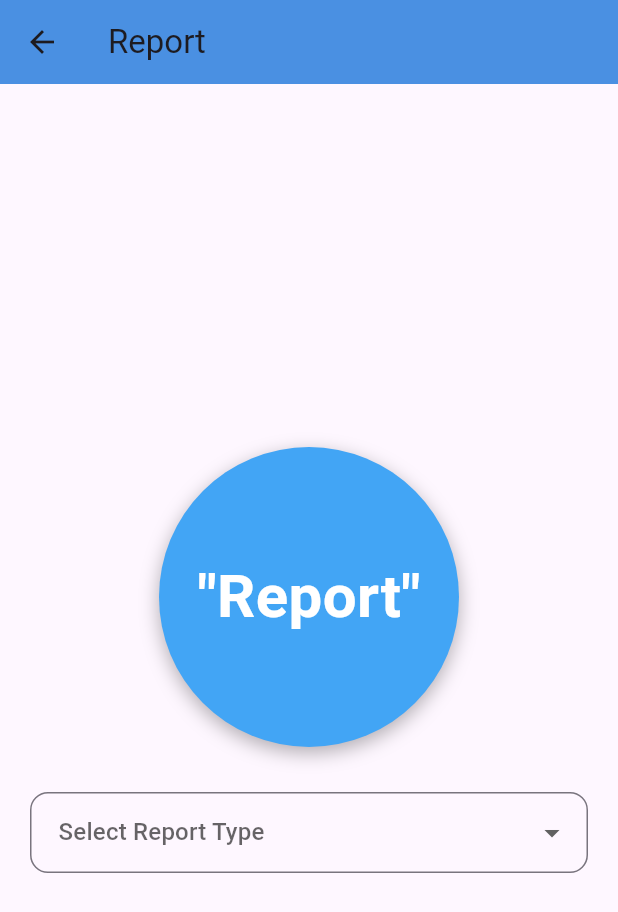
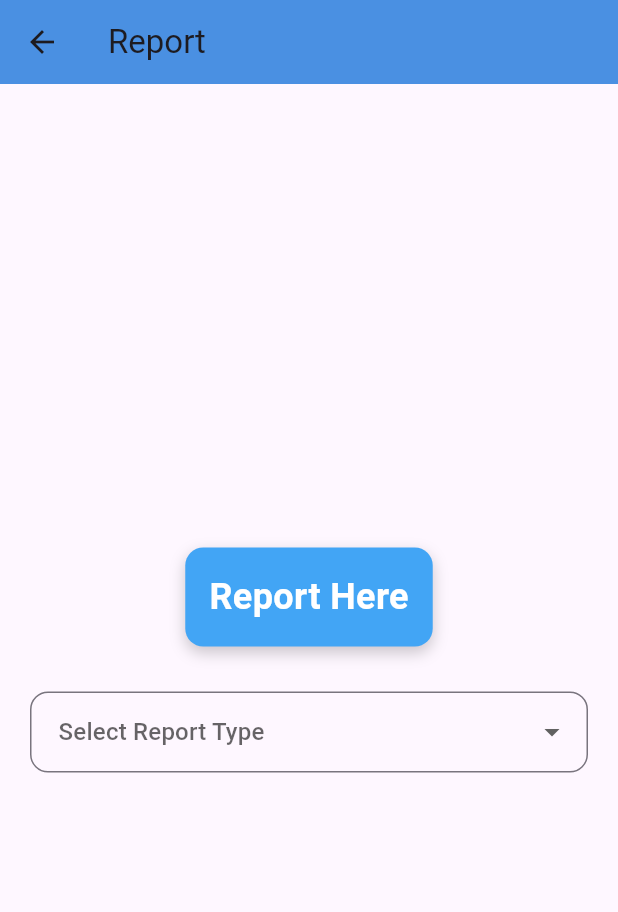
Before and after one commit to Kamalesh8287/DECEPTICON, a Flutter app: the screen it shows after launch, after a tap on "Report", on a phone screen of 412 x 824 dp. Shown: the top 912 px of the screen. Run offline on Flutter 3.47's test engine with Material 3 defaults, Android fonts, the phone set to English and light mode, and no system bars.

Commit message:
modified:   android/app/src/main/AndroidManifest.xml 	modified:   ios/Runner/AppDelegate.swift 	modified:   lib/main.dart 	modified:   lib/report.dart 	modified:   pubspec.lock 	modified:   pubspec.yaml

```diff
--- a/lib/main.dart
+++ b/lib/main.dart
@@ -34,7 +34,7 @@ class _HomeScreenState extends State<HomeScreen> {
   void _handleLongPressStart() {
     _isLongPressActive = true;
 
-    Future.delayed(const Duration(milliseconds: 2500), () {
+    Future.delayed(const Duration(milliseconds: 1500), () {
       if (_isLongPressActive && mounted) {
         Navigator.of(context).push(
           MaterialPageRoute(builder: (context) => const Sos()),
@@ -94,8 +94,8 @@ class _HomeScreenState extends State<HomeScreen> {
                     boxShadow: [
                       BoxShadow(
                         color: Colors.red,
-                        blurRadius: 15,
-                        spreadRadius: 2,
+                        blurRadius: 25,
+                        spreadRadius: 8,
                       ),
                     ],
                   ),
--- a/lib/report.dart
+++ b/lib/report.dart
@@ -10,19 +10,13 @@ class Report extends StatefulWidget {
 class _ReportState extends State<Report> {
   String? _selectedReport;
 
-  void _navigateToReportPage() {
-    if (_selectedReport != null) {
+  void _navigateToReportPage(String reportType) {
     Navigator.push(
       context,
       MaterialPageRoute(
-          builder: (context) => ReportDetailPage(reportType: _selectedReport!),
+        builder: (context) => ReportDetailPage(reportType: reportType),
       ),
     );
-    } else {
-      ScaffoldMessenger.of(context).showSnackBar(
-        const SnackBar(content: Text('Please select a report type')),
-      );
-    }
   }
 
   @override
@@ -37,45 +31,39 @@ class _ReportState extends State<Report> {
         child: Column(
           mainAxisAlignment: MainAxisAlignment.center,
           children: [
-            // Report Button with Shadow
-            GestureDetector(
-              onTap: _navigateToReportPage,
-              child: Container(
+            // New widget with "Report Here" text
+            Container(
+              padding: const EdgeInsets.all(16),
               decoration: BoxDecoration(
                 color: const Color(0xFF42A5F5),
-                  shape: BoxShape.circle,
+                borderRadius: BorderRadius.circular(12),
                 boxShadow: [
                   BoxShadow(
-                      color: Colors.black.withOpacity(0.3), // Shadow color
-                      blurRadius: 10,
+                    color: Colors.black.withOpacity(0.2),
+                    blurRadius: 8,
                     offset: const Offset(0, 4),
                   ),
                 ],
               ),
-                height: 200,
-                width: 200,
-                child: const Center(
-                  child: Text(
-                    '"Report"',
+              child: const Text(
+                'Report Here',
                 style: TextStyle(
+                  fontSize: 24,
+                  fontWeight: FontWeight.bold,
                   color: Colors.white,
-                      fontSize: 40,
-                      fontWeight: FontWeight.w600,
-                    ),
-                  ),
                 ),
               ),
             ),
             const SizedBox(height: 30),
 
-            // DropdownButton
+            // DropdownButton - Triggers navigation on item selection
             DropdownButtonFormField<String>(
               value: _selectedReport,
               hint: const Text('Select Report Type'),
               onChanged: (String? newValue) {
-                setState(() {
-                  _selectedReport = newValue;
-                });
+                if (newValue != null) {
+                  _navigateToReportPage(newValue);
+                }
               },
               items: ['Missing Report', 'Road Blockages', 'Others']
                   .map<DropdownMenuItem<String>>((String value) {
@@ -229,10 +217,17 @@ class _MissingReportFormState extends State<MissingReportForm> {
                   validator: (value) =>
                       value!.isEmpty ? 'Please enter description' : null,
                 ),
-                const SizedBox(height: 24),
+                const SizedBox(height: 88),
 
                 // Submit Button with Shadow
+                Positioned(
+                  top: 600,
+                  left: 40,
+                  right: 40,
+                   child:Center(
+                child:
                 ElevatedButton(
+
                   onPressed: _submitReport,
                   style: ElevatedButton.styleFrom(
                     backgroundColor: const Color(0xFF42A5F5),
@@ -240,9 +235,9 @@ class _MissingReportFormState extends State<MissingReportForm> {
                     padding: const EdgeInsets.symmetric(
                         horizontal: 40, vertical: 15),
                     shape: RoundedRectangleBorder(
-                      borderRadius: BorderRadius.circular(10),
+                      borderRadius: BorderRadius.circular(27),
                     ),
-                    shadowColor: Color.fromRGBO(0, 0, 0, 0.3),
+                    shadowColor: Colors.black.withOpacity(0.3),
                     elevation: 10, // Increased elevation for better shadow
                   ),
                   child: const Text(
@@ -250,6 +245,7 @@ class _MissingReportFormState extends State<MissingReportForm> {
                     style: TextStyle(fontSize: 18),
                   ),
                  ),
+                ),),
               ],
             ),
           ),
--- a/pubspec.yaml
+++ b/pubspec.yaml
@@ -30,7 +30,6 @@ environment:
 dependencies:
   flutter:
     sdk: flutter
-  google_maps_flutter: ^2.5.0
 
 
   # The following adds the Cupertino Icons font to your application.
```
Also changed, not shown: pubspec.lock, 2 other files. Lines whose indentation alone changed are shown as unchanged.
